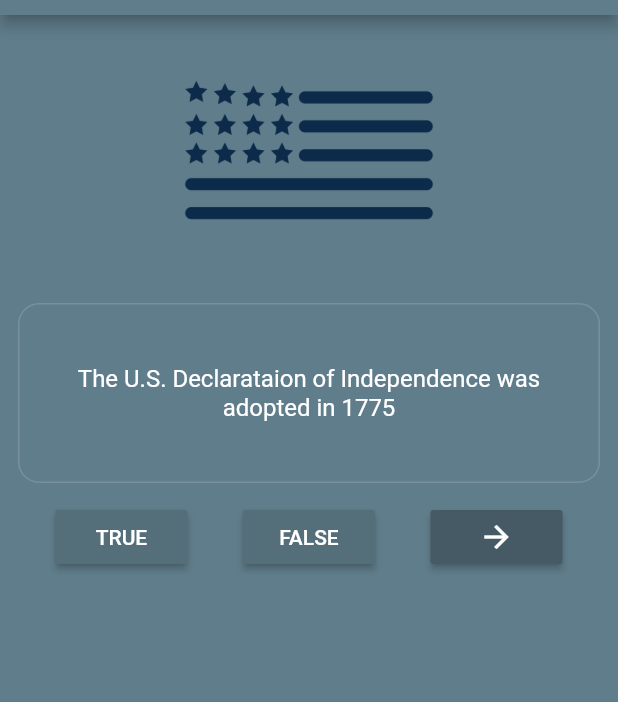
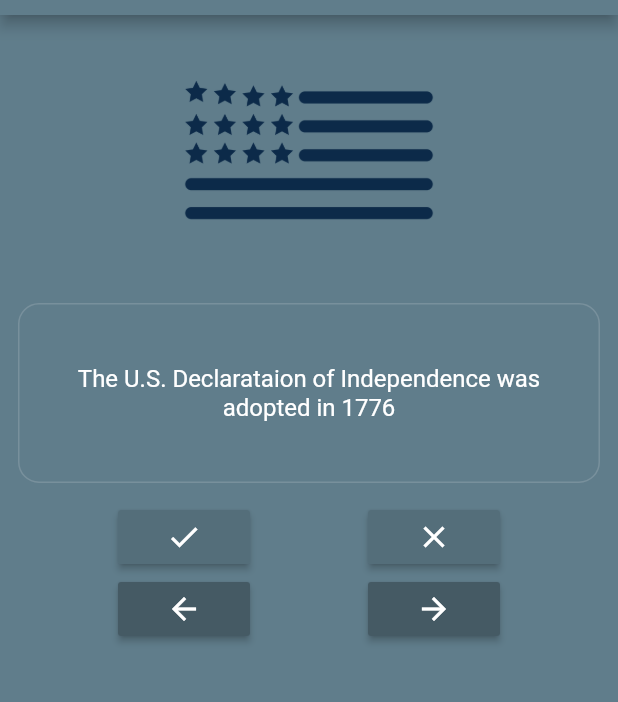
Before and after one commit to irfan87/flutter_quiz_app, a Flutter app: the screen it shows after launch, on a phone screen of 412 x 824 dp, the part 69-771 px from its top. Run offline on Flutter 3.47's test engine with Material 2 defaults, Android fonts, the phone set to English and light mode, and no system bars.

Commit message:
cleaning the code and the quiz app is done!

```diff
--- a/lib/ui/QuizContainer.dart
+++ b/lib/ui/QuizContainer.dart
@@ -11,7 +11,7 @@ class _QuizContainerState extends State<QuizContainer> {
 
   List questionBank = [
     Question.name(
-        "The U.S. Declarataion of Independence was adopted in 1775", true),
+        "The U.S. Declarataion of Independence was adopted in 1776", true),
     Question.name("The Supreme law of the land is Constitution", true),
     Question.name(
         "The two rights in the Declaration of Independence are Life and Pursuit of Happiness",
@@ -82,23 +82,39 @@ class _QuizContainerState extends State<QuizContainer> {
                     ),
                   ),
                 ),
+                Container(
+                  child: Column(
+                    children: <Widget>[
                       Row(
                         mainAxisAlignment: MainAxisAlignment.spaceEvenly,
                         children: <Widget>[
                           RaisedButton(
                             onPressed: () => _checkAnswer(true, context),
                             color: Colors.blueGrey.shade600,
-                      child: Text(
-                        "TRUE",
-                        style: TextStyle(color: Colors.white),
+                            child: Icon(
+                              Icons.done,
+                              color: Colors.white,
                             ),
                           ),
                           RaisedButton(
                             onPressed: () => _checkAnswer(false, context),
                             color: Colors.blueGrey.shade600,
-                      child: Text(
-                        "FALSE",
-                        style: TextStyle(color: Colors.white),
+                            child: Icon(
+                              Icons.clear,
+                              color: Colors.white,
+                            ),
+                          ),
+                        ],
+                      ),
+                      Row(
+                        mainAxisAlignment: MainAxisAlignment.spaceEvenly,
+                        children: <Widget>[
+                          RaisedButton(
+                            onPressed: () => _previousQuestion(),
+                            color: Colors.blueGrey.shade700,
+                            child: Icon(
+                              Icons.arrow_back,
+                              color: Colors.white,
                             ),
                           ),
                           RaisedButton(
@@ -108,8 +124,11 @@ class _QuizContainerState extends State<QuizContainer> {
                               Icons.arrow_forward,
                               color: Colors.white,
                             ),
-                    )
+                          ),
                         ],
+                      ),
+                    ],
+                  ),
                 ),
                 Spacer(),
               ],
@@ -138,11 +157,23 @@ class _QuizContainerState extends State<QuizContainer> {
     );
 
     Scaffold.of(context).showSnackBar(snackBar);
+
+    _updateQuestion();
   }
 
-  _nextQuestion() {
+  _updateQuestion() {
     setState(() {
       _currentQuestionIndex = (_currentQuestionIndex + 1) % questionBank.length;
     });
   }
+
+  _previousQuestion() {
+    setState(() {
+      _currentQuestionIndex = (_currentQuestionIndex - 1) % questionBank.length;
+    });
   }
+
+  _nextQuestion() {
+    _updateQuestion();
+  }
+}
```
Lines whose indentation alone changed are shown as unchanged.
